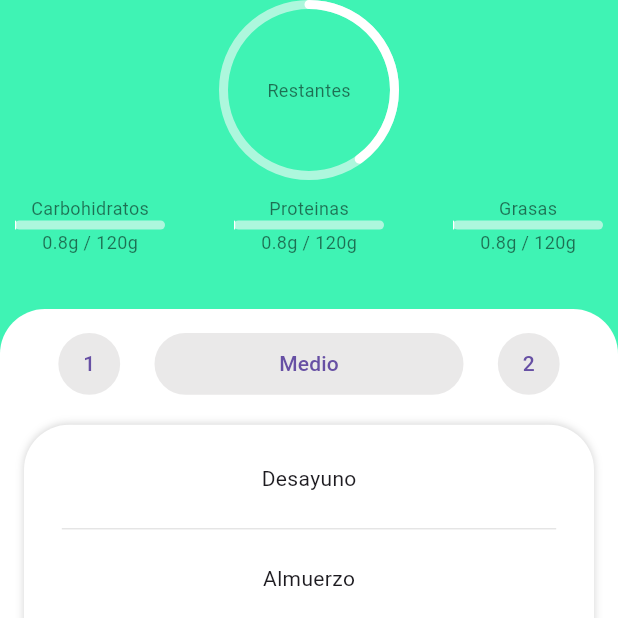
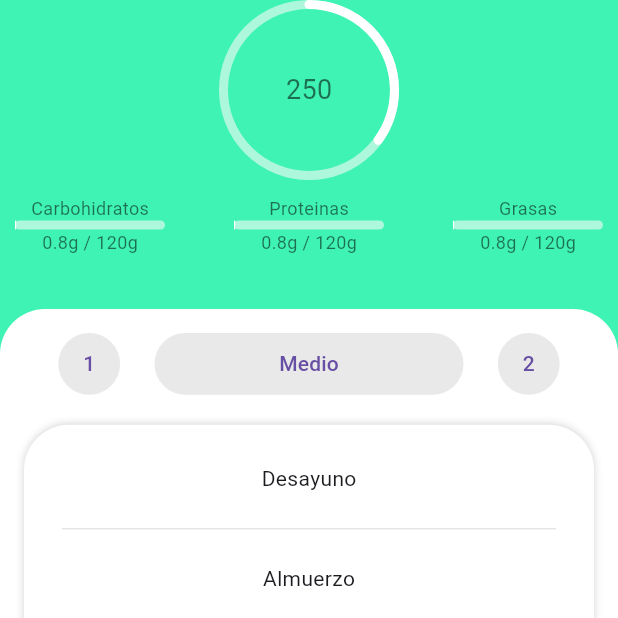
Before and after one commit to lilzandro/app-planes-alimenticios, a Flutter app: the Inicio screen opened by its route, on a phone screen of 412 x 824 dp, the top half of it. Run offline on Flutter 3.47's test engine with Material 3 defaults, Android fonts, the phone set to English and light mode, and no system bars; drawn by our look-alikes of percent_indicator; our stand-ins replace carousel_slider, firebase_auth, firebase_core; accounts and stored records are empty.

Commit message:
Error de conflicto resuelto

```diff
--- a/lib/screens/ventanaInicio/ventana_inicio.dart
+++ b/lib/screens/ventanaInicio/ventana_inicio.dart
@@ -33,18 +33,8 @@ class _VentanaInicioState extends State<VentanaInicio> {
         child: Center(
           child: Column(
             children: [
-              CircularPercentIndicator(
-                radius: 60,
-                lineWidth: 6,
-                percent: 0.4,
-                progressColor: Colors.white,
-                backgroundColor: Color.fromARGB(150, 250, 250, 250),
-                circularStrokeCap: CircularStrokeCap.round,
-                center: const Text(
-                  "Restantes",
-                  style: TextStyle(color: Colors.black54, fontSize: 12),
-                ),
-              ),
+              // EL NIVEL DE LA BARRA Y EL NIVEL MAXIMO
+              _buildCircularPercentIndicator(350, 100),
               Padding(
                 padding: EdgeInsets.only(top: 10, bottom: 10),
                 child: Row(
```
